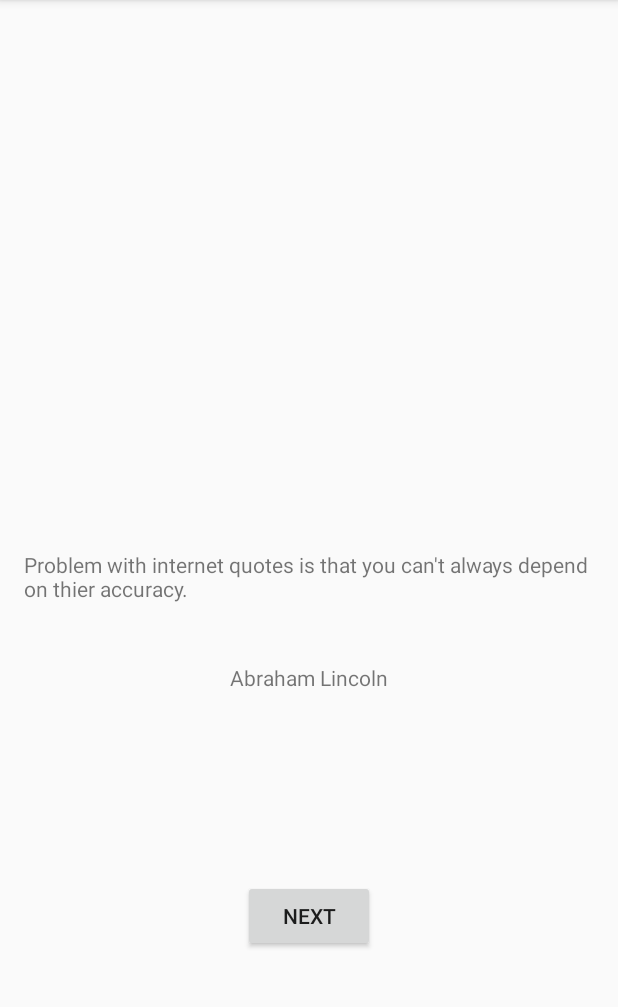
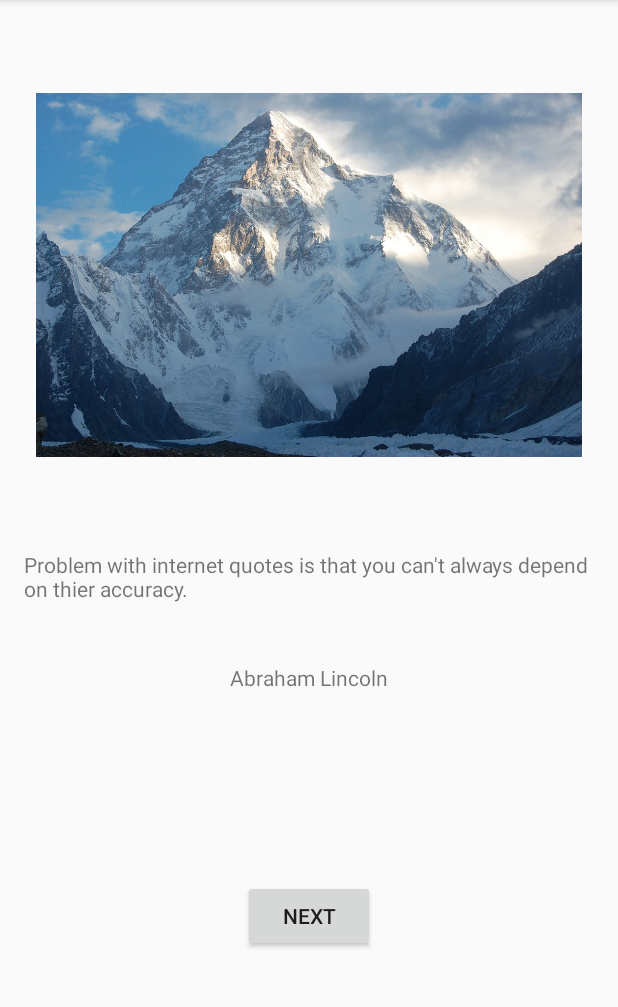
Before and after one commit to DradisVoid/QuoteOfTheDay, an Android app: the screen it shows after launch (QuoteActivity), on a phone screen of 412 x 824 dp, the part 84-1091 px from its top. Run offline under Robolectric (Android 15) with nearby library versions, the phone set to English and light mode, and no system bars.

Commit message:
Added image to go with quotes

```diff
--- a/app/src/main/java/edu/andrews/cptr252/arn/quoteoftheday/QuoteActivity.java
+++ b/app/src/main/java/edu/andrews/cptr252/arn/quoteoftheday/QuoteActivity.java
@@ -5,6 +5,7 @@ import android.support.v7.app.AppCompatActivity;
 import android.os.Bundle;
 import android.view.View;
 import android.widget.Button;
+import android.widget.ImageView;
 import android.widget.TextView;
 
 /**
@@ -15,7 +16,11 @@ import android.widget.TextView;
 public class QuoteActivity extends AppCompatActivity {
     /** Key for fact about author stored in Intent sent to AuthorFactActivity. */
     public static final String EXTRA_AUTHOR_FACT = "edu.andrews.cptr252.arn.quoteoftheday.author_fact";
+
     private static final String KEY_QUOTE_INDEX = "quoteIndex";
+
+    /** ImageView used to display inspirational image */
+    private ImageView mImageView;
 
     private TextView mQuoteTextView;
     private TextView mAuthorTextView;
@@ -81,6 +86,10 @@ public class QuoteActivity extends AppCompatActivity {
             mCurrentIndex = savedInstanceState.getInt(KEY_QUOTE_INDEX);
         }
 
+        // Display image
+        mImageView = findViewById(R.id.imageView);
+        mImageView.setImageResource(R.drawable.mountain_pic);
+
         // Display the text for the quote
         mQuoteTextView = findViewById(R.id.quoteTextView);
         int quote = mQuoteList[mCurrentIndex].getQuote();
--- a/app/src/main/res/layout/activity_quote.xml
+++ b/app/src/main/res/layout/activity_quote.xml
@@ -47,4 +47,19 @@
         app:layout_constraintStart_toStartOf="parent"
         app:layout_constraintTop_toBottomOf="@+id/authorTextView" />
 
+    <ImageView
+        android:id="@+id/imageView"
+        android:layout_width="0dp"
+        android:layout_height="0dp"
+        android:layout_marginStart="24dp"
+        android:layout_marginTop="24dp"
+        android:layout_marginEnd="24dp"
+        android:layout_marginBottom="24dp"
+        android:contentDescription="@string/imageview_description"
+        app:layout_constraintBottom_toTopOf="@+id/quoteTextView"
+        app:layout_constraintEnd_toEndOf="parent"
+        app:layout_constraintStart_toStartOf="parent"
+        app:layout_constraintTop_toTopOf="parent"
+        app:srcCompat="@drawable/mountain_pic" />
+
 </android.support.constraint.ConstraintLayout>
--- a/app/src/main/res/values/strings.xml
+++ b/app/src/main/res/values/strings.xml
@@ -11,4 +11,5 @@
     <string name="author_fact_1">Helen Hayes won an Emmy, a Grammy, an Oscar, and a Tony award.</string>
     <string name="author_fact_2">P.J. O\'Rourke was born in Toledo, OH.</string>
     <string name="fact_error">Fact missing</string>
+    <string name="imageview_description">Inspirational image of mountains or kittens and such</string>
 </resources>
```
Also changed, not shown: app/src/main/res/drawable/mountain_pic.jpg (added).
